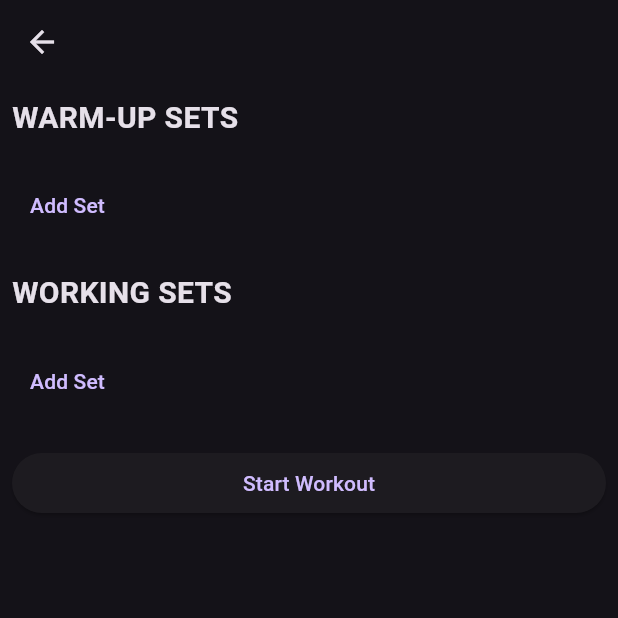
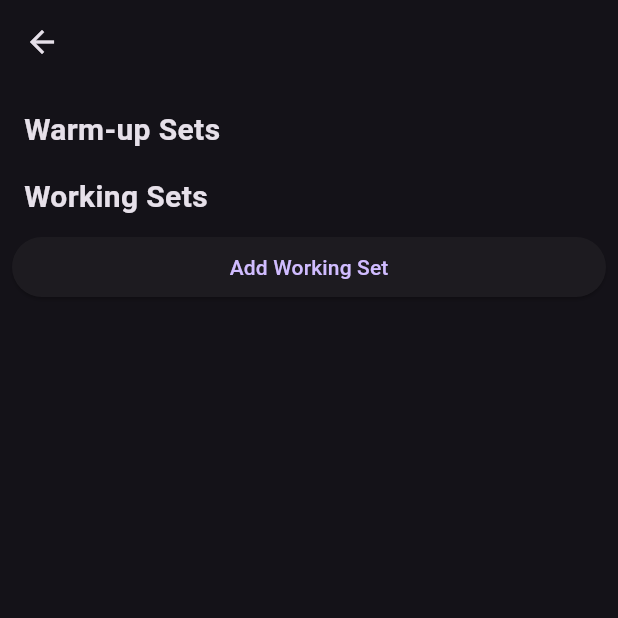
Before and after one commit to eKecevic/gym-app-ek, a Flutter app: the ExerciseDetailScreen screen opened directly with empty values, on a phone screen of 412 x 824 dp, the top half of it. Run offline on Flutter 3.47's test engine with Material 3 defaults, Android fonts, the phone set to English and light mode, and no system bars.

Commit message:
stand playbutton

```diff
--- a/lib/exercise_detail_screen.dart
+++ b/lib/exercise_detail_screen.dart
@@ -1,65 +1,63 @@
+import 'dart:io';
+import 'dart:convert';
 import 'package:flutter/material.dart';
+import 'package:path_provider/path_provider.dart';
 import 'models.dart';
 
 class ExerciseDetailScreen extends StatefulWidget {
-  final String title;
-  final List<ExerciseSet> warmUpSets;
-  final List<ExerciseSet> workingSets;
+  final Workout workout;
 
-  ExerciseDetailScreen({
-    required this.title,
-    required this.warmUpSets,
-    required this.workingSets,
-  });
+  ExerciseDetailScreen({required this.workout});
 
   @override
   _ExerciseDetailScreenState createState() => _ExerciseDetailScreenState();
 }
 
 class _ExerciseDetailScreenState extends State<ExerciseDetailScreen> {
-  late List<ExerciseSet> warmUpSets;
-  late List<ExerciseSet> workingSets;
+  late Workout workout;
 
   @override
   void initState() {
     super.initState();
-    warmUpSets = widget.warmUpSets;
-    workingSets = widget.workingSets;
+    workout = widget.workout;
   }
 
-  void _addWarmUpSet() {
+  Future<void> saveWorkouts() async {
+    final directory = await getApplicationDocumentsDirectory();
+    final path = directory.path;
+    final file = File('$path/workouts.json');
+    final backupFile = File('$path/workouts_backup.json');
+
+    if (await file.exists()) {
+      await file.copy(backupFile.path);
+    }
+
+    final data = {
+      'push': workout.type == 'push' ? [workout.toJson()] : [],
+      'pull': workout.type == 'pull' ? [workout.toJson()] : []
+    };
+
+    await file.writeAsString(json.encode(data));
+  }
+
+  void addSet() {
     setState(() {
-      warmUpSets.add(ExerciseSet(reps: 0, weight: 0));
+      workout.workingSets.add(ExerciseSet(reps: 0, weight: 0));
+      saveWorkouts();
     });
   }
 
-  void _addWorkingSet() {
+  void removeSet(int index) {
     setState(() {
-      workingSets.add(ExerciseSet(reps: 0, weight: 0));
+      workout.workingSets.removeAt(index);
+      saveWorkouts();
     });
   }
 
-  void _removeWarmUpSet(int index) {
+  void updateSet(int index, int reps, int weight) {
     setState(() {
-      warmUpSets.removeAt(index);
-    });
-  }
-
-  void _removeWorkingSet(int index) {
-    setState(() {
-      workingSets.removeAt(index);
-    });
-  }
-
-  void _updateReps(ExerciseSet set, String reps) {
-    setState(() {
-      set.reps = int.tryParse(reps) ?? set.reps;
-    });
-  }
-
-  void _updateWeight(ExerciseSet set, String weight) {
-    setState(() {
-      set.weight = int.tryParse(weight) ?? set.weight;
+      workout.workingSets[index] = ExerciseSet(reps: reps, weight: weight);
+      saveWorkouts();
     });
   }
 
@@ -67,91 +65,81 @@ class _ExerciseDetailScreenState extends State<ExerciseDetailScreen> {
   Widget build(BuildContext context) {
     return Scaffold(
       appBar: AppBar(
-        title: Text(widget.title),
-        leading: IconButton(
-          icon: Icon(Icons.arrow_back),
-          onPressed: () {
-            Navigator.pop(context);
-          },
-        ),
+        title: Text(workout.title),
       ),
       body: ListView(
         padding: EdgeInsets.all(8.0),
         children: [
-          _buildSetList(
-            title: 'WARM-UP SETS',
-            sets: warmUpSets,
-            onAddSet: _addWarmUpSet,
-            onRemoveSet: _removeWarmUpSet,
+          Padding(
+            padding: const EdgeInsets.all(8.0),
+            child: Text(
+              'Warm-up Sets',
+              style: TextStyle(fontSize: 20, fontWeight: FontWeight.bold),
             ),
-          SizedBox(height: 20),
-          _buildSetList(
-            title: 'WORKING SETS',
-            sets: workingSets,
-            onAddSet: _addWorkingSet,
-            onRemoveSet: _removeWorkingSet,
           ),
-          SizedBox(height: 20),
+          Column(
+            children: workout.warmUpSets
+                .asMap()
+                .entries
+                .map((entry) => buildSetTile(entry.key, entry.value, true))
+                .toList(),
+          ),
+          Padding(
+            padding: const EdgeInsets.all(8.0),
+            child: Text(
+              'Working Sets',
+              style: TextStyle(fontSize: 20, fontWeight: FontWeight.bold),
+            ),
+          ),
+          Column(
+            children: workout.workingSets
+                .asMap()
+                .entries
+                .map((entry) => buildSetTile(entry.key, entry.value, false))
+                .toList(),
+          ),
           ElevatedButton(
-            onPressed: () {
-              // Save or any other action
-            },
-            child: Text('Start Workout'),
+            onPressed: addSet,
+            child: Text('Add Working Set'),
           ),
         ],
       ),
     );
   }
 
-  Widget _buildSetList({
-    required String title,
-    required List<ExerciseSet> sets,
-    required VoidCallback onAddSet,
-    required void Function(int) onRemoveSet,
-  }) {
-    return Column(
-      crossAxisAlignment: CrossAxisAlignment.start,
-      children: [
-        Text(
-          '$title',
-          style: TextStyle(fontSize: 20, fontWeight: FontWeight.bold),
-        ),
-        SizedBox(height: 10),
-        ...sets.asMap().entries.map((entry) {
-          int index = entry.key;
-          ExerciseSet set = entry.value;
-          return Row(
+  Widget buildSetTile(int index, ExerciseSet set, bool isWarmUp) {
+    return ListTile(
+      title: Row(
         children: [
           Expanded(
             child: TextFormField(
               initialValue: set.reps.toString(),
               decoration: InputDecoration(labelText: 'Reps'),
               keyboardType: TextInputType.number,
-                  onChanged: (value) => _updateReps(set, value),
+              onChanged: (value) {
+                int reps = int.parse(value);
+                updateSet(index, reps, set.weight);
+              },
             ),
           ),
-              SizedBox(width: 10),
+          SizedBox(width: 16),
           Expanded(
             child: TextFormField(
               initialValue: set.weight.toString(),
               decoration: InputDecoration(labelText: 'Weight'),
               keyboardType: TextInputType.number,
-                  onChanged: (value) => _updateWeight(set, value),
+              onChanged: (value) {
+                int weight = int.parse(value);
+                updateSet(index, set.reps, weight);
+              },
             ),
           ),
           IconButton(
             icon: Icon(Icons.delete),
-                onPressed: () => onRemoveSet(index),
+            onPressed: () => removeSet(index),
           ),
         ],
-          );
-        }).toList(),
-        SizedBox(height: 10),
-        TextButton(
-          onPressed: onAddSet,
-          child: Text('Add Set'),
       ),
-      ],
     );
   }
 }
--- a/lib/workout_card.dart
+++ b/lib/workout_card.dart
@@ -1,13 +1,11 @@
 import 'package:flutter/material.dart';
 import 'models.dart';
-import 'exercise_detail_screen.dart';
 
 class WorkoutCard extends StatelessWidget {
   final Workout workout;
+  final VoidCallback onTap;
 
-  WorkoutCard({
-    required this.workout,
-  });
+  WorkoutCard({required this.workout, required this.onTap});
 
   @override
   Widget build(BuildContext context) {
@@ -16,20 +14,10 @@ class WorkoutCard extends StatelessWidget {
       child: ListTile(
         leading: Icon(Icons.fitness_center),
         title: Text(workout.title),
-        subtitle: Text('${workout.workingSets.length} sets'),
+        subtitle: Text(
+            '${workout.warmUpSets.length + workout.workingSets.length} sets'),
         trailing: Icon(Icons.more_vert),
-        onTap: () {
-          Navigator.push(
-            context,
-            MaterialPageRoute(
-              builder: (context) => ExerciseDetailScreen(
-                title: workout.title,
-                warmUpSets: workout.warmUpSets,
-                workingSets: workout.workingSets,
-              ),
-            ),
-          );
-        },
+        onTap: onTap,
       ),
     );
   }
```
Also changed, not shown: assets/data/workouts.json (added, +45 -0 lines), lib/main.dart (+147 -6 lines), lib/models.dart (+38 -0 lines), lib/workout_provider.dart (added, +80 -0 lines), lib/workout_session_screen.dart (added, +87 -0 lines), lib/workouts.dart (deleted, +0 -34 lines), pubspec.yaml (+5 -69 lines), pubspec.lock, 1 other file. Lines whose indentation alone changed are shown as unchanged.
